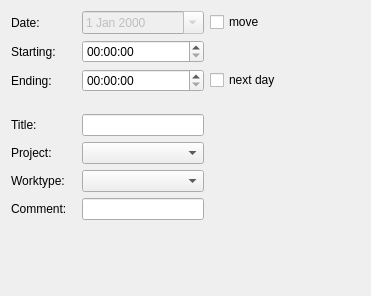
Qt form src/dontpanik/kpart/core/ui/keditactiondialog.ui (frankHa/dontpanic) before a commit.
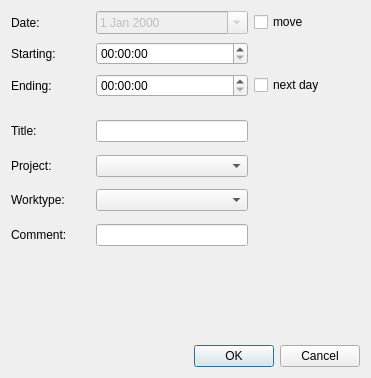
The same form after that commit. Custom widgets are drawn as their Qt base class.

The edit to the form file:
```diff
--- a/src/dontpanik/kpart/core/ui/keditactiondialog.ui
+++ b/src/dontpanik/kpart/core/ui/keditactiondialog.ui
@@ -1,19 +1,28 @@
 <?xml version="1.0" encoding="UTF-8"?>
 <ui version="4.0">
  <class>KEditActionDialog</class>
- <widget class="QWidget" name="KEditActionDialog">
+ <widget class="QDialog" name="KEditActionDialog">
   <property name="geometry">
    <rect>
     <x>0</x>
     <y>0</y>
     <width>371</width>
-    <height>296</height>
+    <height>378</height>
    </rect>
   </property>
   <property name="windowTitle">
    <string>Action-Don't Panik</string>
   </property>
+  <layout class="QVBoxLayout" name="verticalLayout">
+   <item>
   <layout class="QGridLayout" name="gridLayout">
+     <item row="0" column="0">
+      <widget class="QLabel" name="label_7">
+       <property name="text">
+        <string>Date:</string>
+       </property>
+      </widget>
+     </item>
    <item row="0" column="1" colspan="2">
     <widget class="QDateEdit" name="dateEdit">
      <property name="enabled">
@@ -51,8 +60,8 @@
      </property>
      <property name="sizeHint" stdset="0">
       <size>
-       <width>93</width>
-       <height>20</height>
+         <width>101</width>
+         <height>28</height>
       </size>
      </property>
     </spacer>
@@ -84,8 +93,8 @@
      </property>
      <property name="sizeHint" stdset="0">
       <size>
-       <width>20</width>
-       <height>16</height>
+         <width>67</width>
+         <height>13</height>
       </size>
      </property>
     </spacer>
@@ -107,8 +116,8 @@
      </property>
      <property name="sizeHint" stdset="0">
       <size>
-       <width>124</width>
-       <height>20</height>
+         <width>101</width>
+         <height>30</height>
       </size>
      </property>
     </spacer>
@@ -137,8 +146,8 @@
      </property>
      <property name="sizeHint" stdset="0">
       <size>
-       <width>93</width>
-       <height>20</height>
+         <width>101</width>
+         <height>28</height>
       </size>
      </property>
     </spacer>
@@ -167,8 +176,8 @@
      </property>
      <property name="sizeHint" stdset="0">
       <size>
-       <width>93</width>
-       <height>20</height>
+         <width>101</width>
+         <height>28</height>
       </size>
      </property>
     </spacer>
@@ -194,8 +203,21 @@
      </property>
      <property name="sizeHint" stdset="0">
       <size>
-       <width>93</width>
-       <height>20</height>
+         <width>101</width>
+         <height>30</height>
+        </size>
+       </property>
+      </spacer>
+     </item>
+     <item row="8" column="0" colspan="2">
+      <spacer name="horizontalSpacer_7">
+       <property name="orientation">
+        <enum>Qt::Horizontal</enum>
+       </property>
+       <property name="sizeHint" stdset="0">
+        <size>
+         <width>163</width>
+         <height>17</height>
       </size>
      </property>
     </spacer>
@@ -207,29 +229,18 @@
      </property>
      <property name="sizeHint" stdset="0">
       <size>
-       <width>20</width>
-       <height>0</height>
+         <width>68</width>
+         <height>13</height>
       </size>
      </property>
     </spacer>
    </item>
-   <item row="9" column="0" colspan="2">
-    <spacer name="horizontalSpacer_7">
-     <property name="orientation">
-      <enum>Qt::Horizontal</enum>
-     </property>
-     <property name="sizeHint" stdset="0">
-      <size>
-       <width>136</width>
-       <height>20</height>
-      </size>
-     </property>
-    </spacer>
+    </layout>
    </item>
-   <item row="0" column="0">
-    <widget class="QLabel" name="label_7">
-     <property name="text">
-      <string>Date:</string>
+   <item>
+    <widget class="QDialogButtonBox" name="buttons">
+     <property name="standardButtons">
+      <set>QDialogButtonBox::Cancel|QDialogButtonBox::Ok</set>
      </property>
     </widget>
    </item>
```
Left out of the diff: 33 changed lines with no effect on the pictures. Lines whose indentation alone changed are shown as unchanged.
